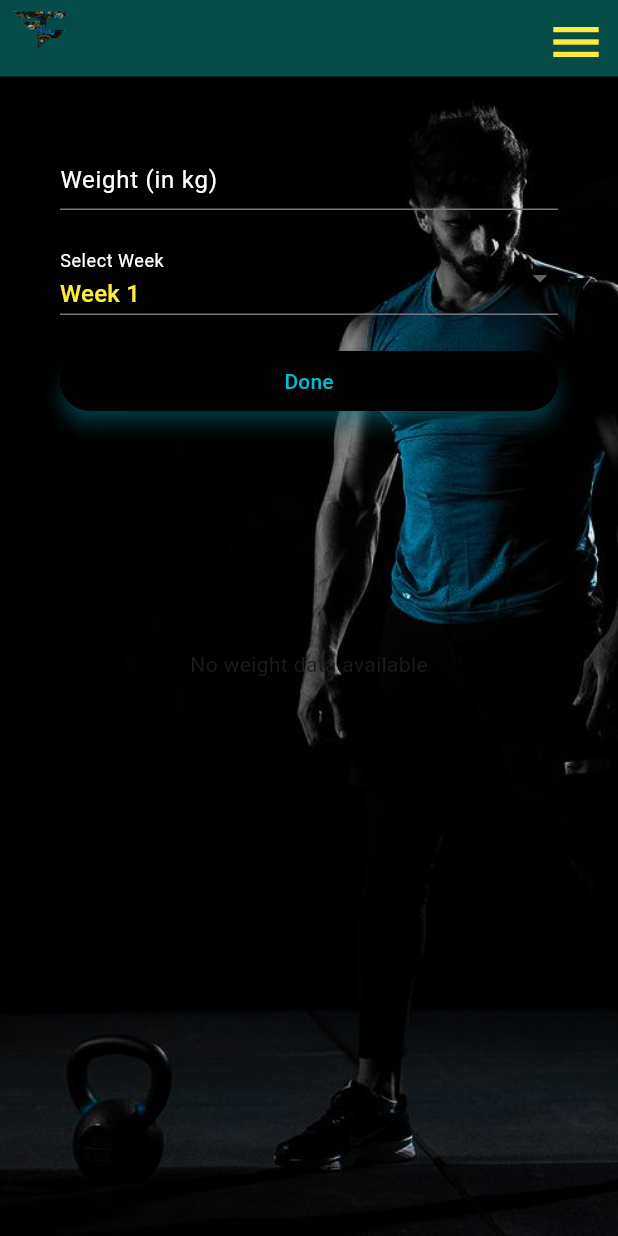
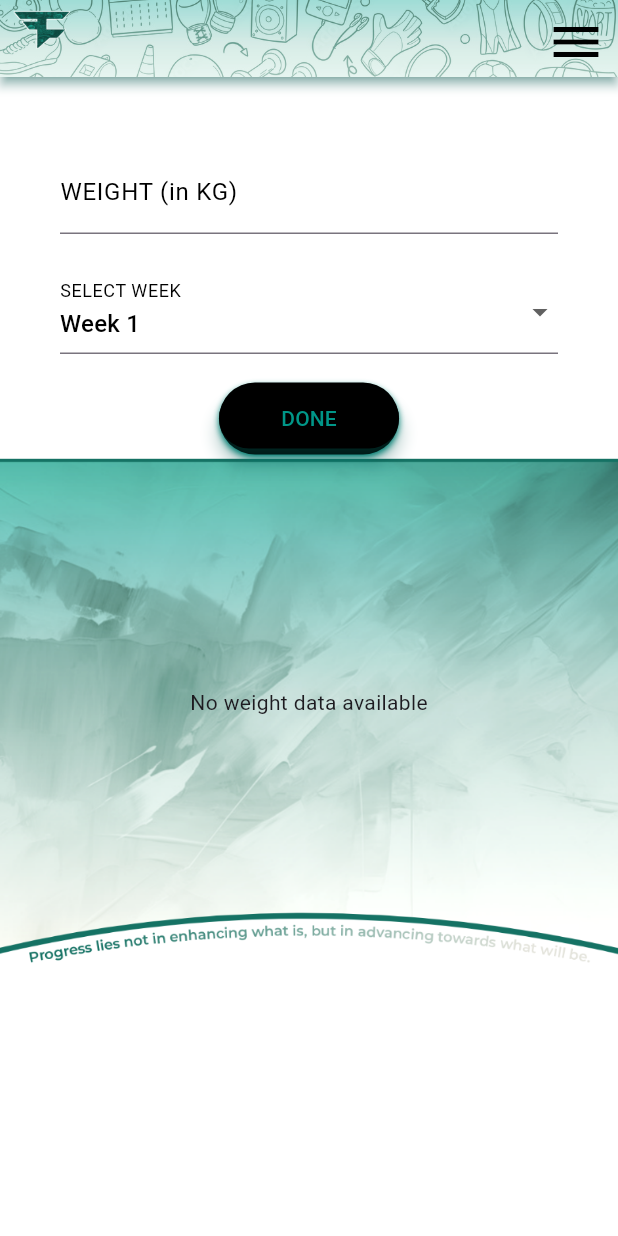
Before and after one commit to SDGP-93/FitFlow, a Flutter app: the WeightInputPage screen opened directly, on a phone screen of 412 x 824 dp. Run offline on Flutter 3.47's test engine with Material 3 defaults, Android fonts, the phone set to English and light mode, and no system bars; our stand-ins replace cloud_firestore, firebase_auth, firebase_core, fl_chart, pedometer, video_player; accounts and stored records are empty.

Commit message:
progess tracker updated

```diff
--- a/lib/Screens/common_navbar.dart
+++ b/lib/Screens/common_navbar.dart
@@ -20,8 +20,8 @@ class CommonNavBar extends StatelessWidget implements PreferredSizeWidget {
       padding: EdgeInsets.fromLTRB(0, 0, 0, 5),
       child: AppBar(
         backgroundColor: Colors.teal.withOpacity(0.5),
-        elevation: 1,
-        shadowColor: Colors.black,
+        elevation: 3,
+        shadowColor: Colors.teal,
         toolbarHeight: 40,
         leading: Padding(
           padding: const EdgeInsets.all(0.0),
@@ -42,7 +42,7 @@ class CommonNavBar extends StatelessWidget implements PreferredSizeWidget {
                 shape: null,
                 icon: Icon(
                   Icons.menu,
-                  color: Colors.yellow,
+                  color: Colors.black,
                   size: 40,
                 ),
                 color: Colors.transparent,
@@ -54,8 +54,8 @@ class CommonNavBar extends StatelessWidget implements PreferredSizeWidget {
                         gradient: LinearGradient(
                           colors: [
                             Colors.black.withOpacity(0.75),
-                            Colors.cyan.withOpacity(0.75),
-                            Colors.black.withOpacity(0.75),
+                            Colors.teal.withOpacity(0.75),
+                            Colors.white.withOpacity(0.75),
                           ],
                           begin: Alignment.topCenter,
                           end: Alignment.bottomCenter,
@@ -122,7 +122,7 @@ class CommonNavBar extends StatelessWidget implements PreferredSizeWidget {
                           SizedBox(height: 8),
                           IconButton(
                             onPressed: onBackPressed,
-                            icon: Icon(Icons.check_circle_outline, color: Colors.yellow),
+                            icon: Icon(Icons.check_circle_outline, color: Colors.teal),
                           ),
                           SizedBox(height: 8),
                           IconButton(
@@ -147,6 +147,15 @@ class CommonNavBar extends StatelessWidget implements PreferredSizeWidget {
             ),
           ),
         ],
+        // Add the background image to the app bar
+        flexibleSpace: Container(
+          decoration: BoxDecoration(
+            image: DecorationImage(
+              image: AssetImage('assets/appbarBG.png'),
+              fit: BoxFit.cover,
+            ),
+          ),
+        ),
       ),
     );
   }
@@ -173,7 +182,7 @@ class CommonNavBar extends StatelessWidget implements PreferredSizeWidget {
               title,
               style: TextStyle(color: Colors.white),
             ),
-            Icon(icon, color: Colors.yellow),
+            Icon(icon, color: Colors.white),
           ],
         ),
       ),
--- a/lib/Screens/weight_input_page.dart
+++ b/lib/Screens/weight_input_page.dart
@@ -22,35 +22,6 @@ class _WeightInputPageState extends State<WeightInputPage> {
     _retrieveWeightData();
   }
 
-  Future<void> _retrieveWeightData() async {
-    final FirebaseAuth _auth = FirebaseAuth.instance;
-    final User? user = _auth.currentUser;
-    if (user != null) {
-      final String uid = user.uid;
-
-      try {
-        QuerySnapshot weightSnapshot = await FirebaseFirestore.instance
-            .collection('users')
-            .doc(uid)
-            .collection('weightData')
-            .get();
-
-        setState(() {
-          _weightData = weightSnapshot.docs.map((doc) => doc.data() as Map<String, dynamic>).toList();
-          // Remove weeks already selected
-          _weeks = _weeks.where((week) => !_weightData.any((data) => data['week'] == week)).toList();
-          // Check if the selected week is still available
-          if (!_weeks.contains(_selectedWeek)) {
-            // If not, select the first available week
-            _selectedWeek = _weeks.isNotEmpty ? _weeks.first : '';
-          }
-        });
-      } catch (error) {
-        print('Failed to retrieve weight data: $error');
-      }
-    }
-  }
-
   void _submitData() async {
     final FirebaseAuth _auth = FirebaseAuth.instance;
     final User? user = _auth.currentUser;
@@ -67,9 +38,44 @@ class _WeightInputPageState extends State<WeightInputPage> {
             .add({'week': week, 'weight': weight});
 
         ScaffoldMessenger.of(context).showSnackBar(SnackBar(content: Text('Weight data added successfully')));
-        _retrieveWeightData(); // Refresh weight data after adding new entry
+
+        // Refresh weight data after adding new entry
+        _retrieveWeightData();
       } catch (error) {
         ScaffoldMessenger.of(context).showSnackBar(SnackBar(content: Text('Failed to add weight data: $error')));
+      }
+    }
+  }
+
+  Future<void> _retrieveWeightData() async {
+    final FirebaseAuth _auth = FirebaseAuth.instance;
+    final User? user = _auth.currentUser;
+    if (user != null) {
+      final String uid = user.uid;
+
+      try {
+        QuerySnapshot weightSnapshot = await FirebaseFirestore.instance
+            .collection('users')
+            .doc(uid)
+            .collection('weightData')
+            .get();
+
+        List<Map<String, dynamic>> weightData = weightSnapshot.docs.map((doc) => doc.data() as Map<String, dynamic>).toList();
+
+        setState(() {
+          _weightData = weightData;
+          // Sort weight data by week number
+          _weightData.sort((a, b) => a['week'].compareTo(b['week']));
+          // Remove weeks already selected
+          _weeks = _weeks.where((week) => !_weightData.any((data) => data['week'] == week)).toList();
+          // Check if the selected week is still available
+          if (!_weeks.contains(_selectedWeek)) {
+            // If not, select the first available week
+            _selectedWeek = _weeks.isNotEmpty ? _weeks.first : '';
+          }
+        });
+      } catch (error) {
+        print('Failed to retrieve weight data: $error');
       }
     }
   }
@@ -81,34 +87,32 @@ class _WeightInputPageState extends State<WeightInputPage> {
       appBar: CommonNavBar(),
       body: SingleChildScrollView(
         child: Container(
-          // Use MediaQuery to get the screen size and fill the available space
           height: MediaQuery.of(context).size.height,
           decoration: BoxDecoration(
             image: DecorationImage(
-              image: AssetImage('assets/homeBG2.jpg'), // Background image
-              fit: BoxFit.cover, // Cover the whole container
+              image: AssetImage('assets/weightBg.png'),
+              fit: BoxFit.cover,
             ),
           ),
-          child: Padding(
           padding: EdgeInsets.fromLTRB(40, 100, 40, 20),
           child: Column(
             crossAxisAlignment: CrossAxisAlignment.stretch,
             children: [
               SizedBox(
-                  height: 40, // Set the desired height
+                height: 60,
                 child: TextField(
                   controller: _weightController,
                   keyboardType: TextInputType.number,
-                    style: TextStyle(color: Colors.yellow),
+                  style: TextStyle(color: Colors.teal),
                   decoration: InputDecoration(
-                      labelText: 'Weight (in kg)',
-                      labelStyle: TextStyle(color: Colors.white),
+                    labelText: 'WEIGHT (in KG)',
+                    labelStyle: TextStyle(color: Colors.black),
                   ),
                 ),
               ),
-                SizedBox(height: 20), // Add spacing between the widgets
+              SizedBox(height: 20),
               SizedBox(
-                  height: 50, // Set the desired height
+                height: 60,
                 child: DropdownButtonFormField<String>(
                   value: _selectedWeek,
                   items: _weeks.map((week) {
@@ -116,7 +120,7 @@ class _WeightInputPageState extends State<WeightInputPage> {
                       value: week,
                       child: Text(
                         week,
-                          style: TextStyle(color: Colors.yellow),
+                        style: TextStyle(color: Colors.black),
                       ),
                     );
                   }).toList(),
@@ -126,37 +130,56 @@ class _WeightInputPageState extends State<WeightInputPage> {
                     });
                   },
                   decoration: InputDecoration(
-                      labelText: 'Select Week',
-                      labelStyle: TextStyle(color: Colors.white),
+                    labelText: 'SELECT WEEK',
+                    labelStyle: TextStyle(color: Colors.black),
                   ),
                 ),
               ),
-                SizedBox(height: 20),
-                ElevatedButton(
+              SizedBox(height: 15),
+              Center(
+                child: Container(
+                  width: 120,
+                  decoration: BoxDecoration(
+                    borderRadius: BorderRadius.circular(50.0),
+                    gradient: LinearGradient(
+                      colors: [Colors.black, Colors.black],
+                      begin: Alignment.centerLeft,
+                      end: Alignment.centerRight,
+                    ),
+                    boxShadow: [
+                      BoxShadow(
+                        color: Colors.teal,
+                        offset: Offset(0, 2),
+                        blurRadius: 3,
+                      ),
+                    ],
+                  ),
+                  child: ElevatedButton(
                     onPressed: _submitData,
                     child: Text(
-                    'Done',
-                    style: TextStyle(color: Colors.cyan),
+                      'DONE',
+                      style: TextStyle(color: Colors.teal),
                     ),
                     style: ElevatedButton.styleFrom(
                       backgroundColor: Colors.black,
                       elevation: 5,
-                    shadowColor: Colors.cyan,
+                      shadowColor: Colors.teal,
+                    ),
+                  ),
                 ),
               ),
               SizedBox(height: 40),
               SizedBox(
-                  height: 250, // Set the desired height
+                height: 250,
                 child: _weightData.isNotEmpty
                     ? CustomGraph(weightData: _weightData.map((data) => data.cast<String, String>()).toList())
                     : Center(
                   child: Text('No weight data available'),
                 ),
               ),
-                SizedBox(height: 30),
+              SizedBox(height: 80),
               LatestWeightMessage(weightData: _weightData.map((data) => data.cast<String, String>()).toList()),
             ],
-            ),
           ),
         ),
       ),
@@ -197,11 +220,10 @@ class CustomGraph extends StatelessWidget {
     return Container(
       decoration: BoxDecoration(
         gradient: LinearGradient(
-          colors: [Colors.blue, Colors.black],
+          colors: [Colors.teal.withOpacity(0.5), Colors.black.withOpacity(0.5)],
           begin: Alignment.topCenter,
           end: Alignment.bottomCenter,
         ),
-        borderRadius: BorderRadius.circular(10),
       ),
       padding: const EdgeInsets.all(10), // Adjust the padding as needed
       child: LineChart(
@@ -212,11 +234,11 @@ class CustomGraph extends StatelessWidget {
               isCurved: true,
               colors: spots.map((spot) {
                 if (spot.y == highestWeight) {
-                  return Colors.red; // Set color to red for highest weight dot
+                  return Colors.yellow; // Set color to red for highest weight dot
                 } else if (spot.y == lowestWeight) {
-                  return Colors.green; // Set color to green for lowest weight dot
+                  return Colors.white; // Set color to green for lowest weight dot
                 } else {
-                  return Colors.yellow; // Default color for other dots
+                  return Colors.black; // Default color for other dots
                 }
               }).toList(),
               dotData: FlDotData(show: true), // Show dots
@@ -252,7 +274,11 @@ class CustomGraph extends StatelessWidget {
               margin: 10,
             ),
           ),
-          gridData: FlGridData(show: false), // Hide gridlines
+          gridData: FlGridData(
+            show: true,
+            drawHorizontalLine: false, // Hide top horizontal line
+            drawVerticalLine: false, // Hide right vertical line
+          ),
         ),
       ),
     );
@@ -271,30 +297,56 @@ class LatestWeightMessage extends StatelessWidget {
       String message = '';
 
       if (latestWeight < -35) {
-        message = 'Skinny';
+        message = '🧡: ★/5';
       } else if (latestWeight >= -35 && latestWeight < 35) {
-        message = 'Average';
+        message = '🧡: ★★/5';
       } else if (latestWeight >= 35 && latestWeight < 45) {
-        message = 'Regular';
+        message = '💚: ★★★/5';
       } else if (latestWeight >= 45 && latestWeight < 60) {
-        message = 'Good';
+        message = '💚: ★★★★/5';
       } else if (latestWeight >= 60 && latestWeight < 70) {
-        message = 'Overweight';
+        message = '💚: ★★★★★/5';
       } else if (latestWeight >= 70 && latestWeight < 90) {
-        message = 'Obese';
+        message = '❤️: ★★★/5';
       } else {
-        message = 'Extremely Obese';
+        message = '💛: ★★/5';
       }
 
       return Container(
         padding: EdgeInsets.all(10),
         decoration: BoxDecoration(
-          color: Colors.grey[300],
           borderRadius: BorderRadius.circular(10),
+          gradient: LinearGradient(
+            begin: Alignment.topLeft,
+            end: Alignment.bottomRight,
+            colors: [
+              Colors.grey[300]!,
+              Colors.grey[200]!,
+            ],
+            stops: [0.3, 0.9],
           ),
+          boxShadow: [
+            BoxShadow(
+              color: Colors.black.withOpacity(0.3),
+              spreadRadius: 2,
+              blurRadius: 10,
+              offset: Offset(4, 4),
+            ),
+          ],
+          border: Border.all(
+            color: Colors.grey[400]!,
+            width: 2,
+          ),
+        ),
+        child: Center(
           child: Text(
-          'Current Weight: ${latestWeight.toStringAsFixed(2)} kg\nCondition: $message',
-          style: TextStyle(fontSize: 16),
+            'Current Weight: ${latestWeight.toStringAsFixed(2)} kg\nHealth Rate: $message',
+            style: TextStyle(
+              fontSize: 16,
+              color: Colors.black,
+            ),
+            textAlign: TextAlign.center,
+          ),
         ),
       );
     } else {
--- a/pubspec.yaml
+++ b/pubspec.yaml
@@ -95,3 +95,7 @@ flutter:
     - assets/loginBG.png
     - assets/signupBG.png
     - assets/homeBg.png
+    - assets/lbgl.png
+    - assets/lbgd.png
+    - assets/appbarBG.png
+    - assets/weightBg.png
```
Also changed, not shown: lib/Screens/home.dart (+8 -3 lines), assets/appbarBG.png (added), assets/cal3.png, assets/db.png, assets/feed.png, assets/lbgd.png (added), assets/lbgl.png (added), assets/logo.png, assets/pro2.png, assets/set.png, assets/weightBg.png (added). Lines whose indentation alone changed are shown as unchanged.
